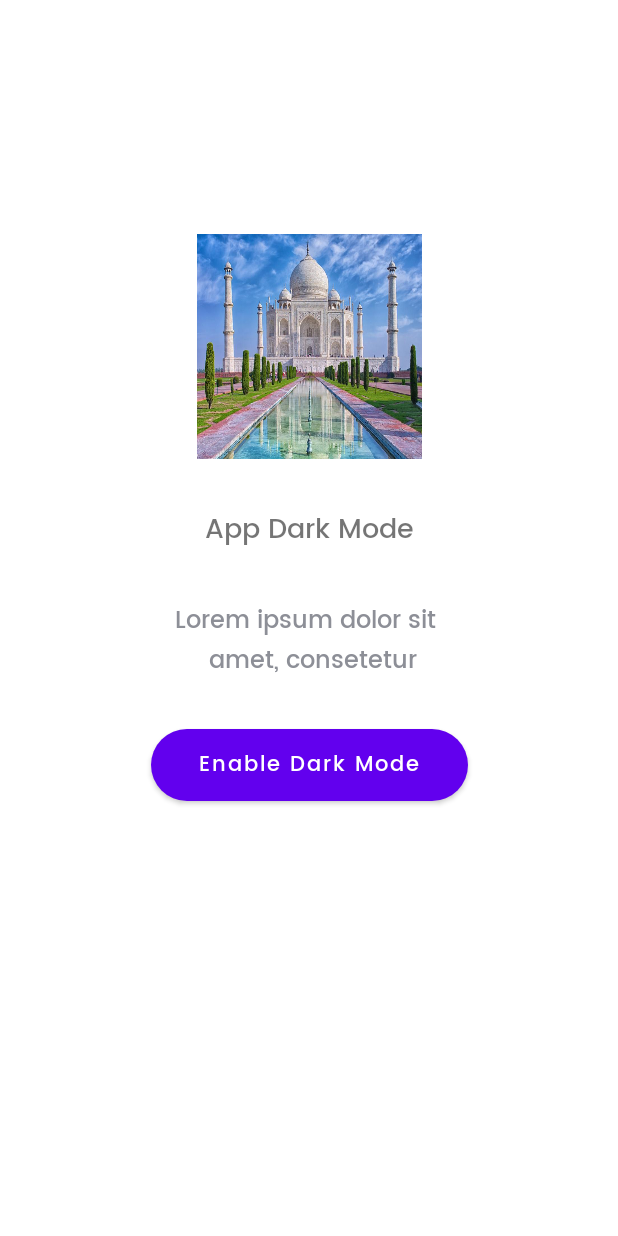
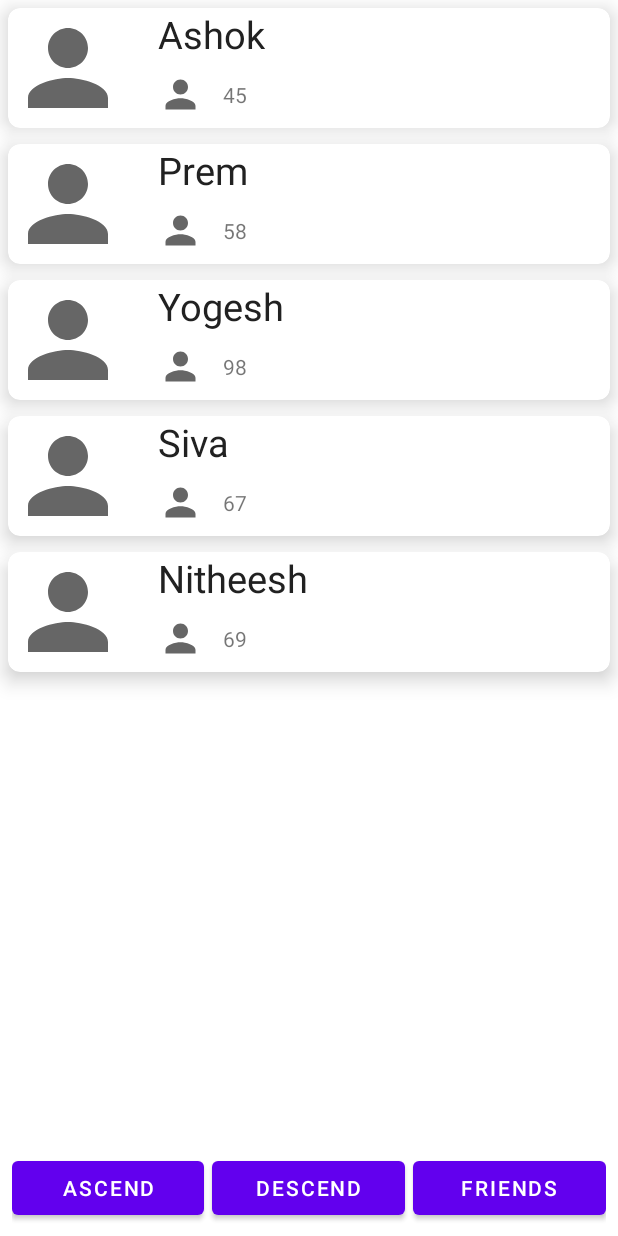
Before and after one commit to maheshwaran10/HomeProject, an Android app: the screen it shows after launch (DarkLightModeActivity before the commit, DiffUtilActivity after it), on a phone screen of 412 x 824 dp. Run offline under Robolectric (Android 15) with nearby library versions, the phone set to English and light mode, and no system bars.

Commit message:
DiffUtil Added

```diff
--- a/app/src/main/AndroidManifest.xml
+++ b/app/src/main/AndroidManifest.xml
@@ -16,6 +16,7 @@
         android:roundIcon="@mipmap/ic_launcher_round"
         android:supportsRtl="true"
         android:theme="@style/Theme.HomeProject">
+
         <activity
             android:name=".firebase.FirebaseActivityActivity"
             android:exported="false" />
@@ -48,9 +49,12 @@
             android:exported="true" />
         <activity
             android:name=".uploadImage.ImageUploadActivity"
+            android:exported="true" />
+        <activity
+            android:name=".darkmode.DarkLightModeActivity"
             android:exported="true"/>
         <activity
-            android:name=".darkmode.DarkLightModeActivity"
+            android:name=".diffutil.DiffUtilActivity"
             android:exported="true" >
             <intent-filter>
                 <action android:name="android.intent.action.MAIN" />
@@ -66,6 +70,7 @@
                 <action android:name="com.google.firebase.MESSAGING_EVENT" />
             </intent-filter>
         </service>
+
         <meta-data
             android:name="preloaded_fonts"
             android:resource="@array/preloaded_fonts" />
--- /dev/null
+++ b/app/src/main/java/com/example/homeproject/diffutil/DiffAdapter.kt
@@ -0,0 +1,43 @@
+package com.example.homeproject.diffutil
+
+import android.annotation.SuppressLint
+import android.content.Context
+import android.view.LayoutInflater
+import android.view.View
+import android.view.ViewGroup
+import android.widget.TextView
+import androidx.recyclerview.widget.DiffUtil
+import androidx.recyclerview.widget.RecyclerView
+import com.example.homeproject.R
+import org.w3c.dom.Text
+
+class DiffAdapter(val context: Context,val myList: ArrayList<DiffModel>):RecyclerView.Adapter<DiffAdapter.ViewHolder>() {
+    class ViewHolder(val view:View):RecyclerView.ViewHolder(view) {
+        val name=view.findViewById<TextView>(R.id.tvTitle)
+        val friendsCount=view.findViewById<TextView>(R.id.count)
+    }
+
+    override fun onCreateViewHolder(parent: ViewGroup, viewType: Int): ViewHolder {
+        val view=LayoutInflater.from(parent.context).inflate(R.layout.diff_item,parent,false)
+        return ViewHolder(view)
+    }
+
+    override fun onBindViewHolder(holder: ViewHolder, position: Int) {
+        holder.name.text=myList[position].name
+        holder.friendsCount.text=(" "+myList[position].friendsCount)
+    }
+
+    override fun getItemCount(): Int {
+       return myList.size
+    }
+    fun dispatch(newList: List<DiffModel>) {
+        val personDiffCallback= DiffCallback(newList,myList)
+       val diffResult: DiffUtil.DiffResult =DiffUtil.calculateDiff(personDiffCallback)
+        myList.clear()
+        myList.addAll(newList)
+        diffResult.dispatchUpdatesTo(this)
+
+    }
+
+
+}
--- /dev/null
+++ b/app/src/main/java/com/example/homeproject/diffutil/DiffCallback.kt
@@ -0,0 +1,22 @@
+package com.example.homeproject.diffutil
+
+import androidx.recyclerview.widget.DiffUtil
+
+class DiffCallback(val newList: List<DiffModel>,val oldList: List<DiffModel>): DiffUtil.Callback() {
+
+    override fun getOldListSize(): Int {
+        return oldList.size
+    }
+
+    override fun getNewListSize(): Int {
+        return newList.size
+    }
+
+    override fun areItemsTheSame(oldItemPosition: Int, newItemPosition: Int): Boolean {
+        return oldList[oldItemPosition].id==newList[newItemPosition].id
+    }
+
+    override fun areContentsTheSame(oldItemPosition: Int, newItemPosition: Int): Boolean {
+        return oldList[oldItemPosition] == newList[newItemPosition]
+    }
+}
--- /dev/null
+++ b/app/src/main/java/com/example/homeproject/diffutil/DiffModel.kt
@@ -0,0 +1,3 @@
+package com.example.homeproject.diffutil
+
+data class DiffModel (val id:Int,val name:String,val friendsCount:Int)
--- /dev/null
+++ b/app/src/main/java/com/example/homeproject/diffutil/DiffUtilActivity.kt
@@ -0,0 +1,78 @@
+
+
+
+package com.example.homeproject.diffutil
+
+import android.os.Bundle
+import android.view.View
+import android.widget.Button
+import androidx.appcompat.app.AppCompatActivity
+import androidx.recyclerview.widget.RecyclerView
+import com.example.homeproject.R
+import java.util.*
+import kotlin.Comparator
+import kotlin.collections.ArrayList
+
+
+class DiffUtilActivity : AppCompatActivity(), View.OnClickListener {
+    lateinit var diffAdapter: DiffAdapter
+    override fun onCreate(savedInstanceState: Bundle?) {
+        super.onCreate(savedInstanceState)
+        setContentView(R.layout.activity_diff_util)
+        initView()
+
+    }
+    fun getData():ArrayList<DiffModel>{
+        val diffList:ArrayList<DiffModel> = ArrayList()
+        diffList.add(DiffModel(1,"Ashok",45))
+        diffList.add(DiffModel(2,"Prem",58))
+        diffList.add(DiffModel(3,"Yogesh",98))
+        diffList.add(DiffModel(3,"Siva",67))
+        diffList.add(DiffModel(3,"Nitheesh",69))
+        return diffList
+    }
+
+
+    private fun initView() {
+        val recyclerView=findViewById<RecyclerView>(R.id.recyclerView)
+        val ascend=findViewById<Button>(R.id.asc)
+        val descend=findViewById<Button>(R.id.desc)
+        val friends=findViewById<Button>(R.id.friends)
+        diffAdapter= DiffAdapter(this,getData())
+        recyclerView.adapter=diffAdapter
+        ascend.setOnClickListener(this)
+        descend.setOnClickListener(this)
+        friends.setOnClickListener(this)
+    }
+
+
+    override fun onClick(v: View?) {
+
+        when (v!!.id) {
+            R.id.asc -> diffAdapter.dispatch(getstoredByAsc())
+            R.id.desc -> diffAdapter.dispatch(getStoredByDecc())
+            R.id.friends -> diffAdapter.dispatch(getStoredByFriends())
+        }
+
+    }
+
+    private fun getstoredByAsc(): List<DiffModel> {
+        val list:List<DiffModel> = getData()
+        Collections.sort(list,Comparator<DiffModel> { o1, o2 -> o1.name.compareTo(o2.name) })
+        return list
+
+    }
+    private fun getStoredByDecc(): List<DiffModel> {
+        val list:List<DiffModel> = getData()
+        Collections.sort(list,Comparator<DiffModel> { o1, o2 -> o2.name.compareTo(o1.name) })
+        return list
+
+    }
+    private fun getStoredByFriends(): List<DiffModel> {
+        val list:List<DiffModel> = getData()
+        Collections.sort(list,Comparator<DiffModel> { o1, o2 -> o1.friendsCount-o2.friendsCount })
+        return list
+
+    }
+
+}
--- a/app/src/main/res/drawable/ic_person.xml
+++ b/app/src/main/res/drawable/ic_person.xml
@@ -6,5 +6,5 @@
     android:tint="?attr/colorControlNormal">
   <path
       android:fillColor="@android:color/white"
-      android:pathData="M12,5.9c1.16,0 2.1,0.94 2.1,2.1s-0.94,2.1 -2.1,2.1S9.9,9.16 9.9,8s0.94,-2.1 2.1,-2.1m0,9c2.97,0 6.1,1.46 6.1,2.1v1.1L5.9,18.1L5.9,17c0,-0.64 3.13,-2.1 6.1,-2.1M12,4C9.79,4 8,5.79 8,8s1.79,4 4,4 4,-1.79 4,-4 -1.79,-4 -4,-4zM12,13c-2.67,0 -8,1.34 -8,4v3h16v-3c0,-2.66 -5.33,-4 -8,-4z"/>
+      android:pathData="M12,12c2.21,0 4,-1.79 4,-4s-1.79,-4 -4,-4 -4,1.79 -4,4 1.79,4 4,4zM12,14c-2.67,0 -8,1.34 -8,4v2h16v-2c0,-2.66 -5.33,-4 -8,-4z"/>
 </vector>
--- /dev/null
+++ b/app/src/main/res/layout/activity_diff_util.xml
@@ -0,0 +1,53 @@
+<?xml version="1.0" encoding="utf-8"?>
+<RelativeLayout
+    xmlns:android="http://schemas.android.com/apk/res/android"
+    xmlns:app="http://schemas.android.com/apk/res-auto"
+    xmlns:tools="http://schemas.android.com/tools"
+    android:layout_width="match_parent"
+    android:layout_height="match_parent"
+    android:orientation="vertical"
+    tools:context=".diffutil.DiffUtilActivity">
+
+    <androidx.recyclerview.widget.RecyclerView
+        android:id="@+id/recyclerView"
+        android:layout_width="match_parent"
+        android:layout_height="match_parent"
+        android:layout_above="@+id/bottomItems"
+        android:layout_alignParentTop="true"
+        app:layoutManager="androidx.recyclerview.widget.LinearLayoutManager" />
+
+    <LinearLayout
+        android:id="@+id/bottomItems"
+        android:layout_width="match_parent"
+        android:layout_height="wrap_content"
+        android:layout_alignParentBottom="true"
+        android:orientation="horizontal"
+        android:weightSum="3"
+        android:padding="8dp">
+
+        <Button
+            android:id="@+id/asc"
+            android:layout_width="0dp"
+            android:layout_weight="1"
+            android:text="Ascend"
+            android:layout_marginEnd="@dimen/f_5"
+            android:layout_height="wrap_content"/>
+        <Button
+            android:id="@+id/desc"
+            android:layout_width="0dp"
+            android:layout_weight="1"
+            android:text="descend"
+            android:layout_height="wrap_content"/>
+
+        <Button
+            android:id="@+id/friends"
+            android:layout_width="0dp"
+            android:layout_weight="1"
+            android:text="friends"
+            android:layout_marginStart="@dimen/f_5"
+            android:layout_height="wrap_content"/>
+
+    </LinearLayout>
+
+
+</RelativeLayout>
--- /dev/null
+++ b/app/src/main/res/layout/diff_item.xml
@@ -0,0 +1,60 @@
+<?xml version="1.0" encoding="utf-8"?>
+<androidx.cardview.widget.CardView
+    xmlns:android="http://schemas.android.com/apk/res/android"
+    android:layout_width="match_parent"
+    android:layout_height="wrap_content"
+    xmlns:app="http://schemas.android.com/apk/res-auto"
+    app:cardCornerRadius="8dp"
+    app:cardElevation="8dp"
+    android:layout_margin="5dp">
+
+    <androidx.constraintlayout.widget.ConstraintLayout
+        android:layout_width="match_parent"
+        android:layout_height="wrap_content">
+        <ImageView
+            android:id="@+id/imageView"
+            android:layout_width="0dp"
+            android:layout_height="0dp"
+            app:layout_constraintWidth_percent=".2"
+            app:layout_constraintDimensionRatio="1:1"
+            app:layout_constraintBottom_toBottomOf="parent"
+            app:layout_constraintTop_toTopOf="parent"
+            app:layout_constraintLeft_toLeftOf="parent"
+            android:src="@drawable/ic_person"
+            />
+
+        <TextView
+            android:id="@+id/tvTitle"
+            android:layout_width="0dp"
+            android:layout_height="wrap_content"
+            app:layout_constraintStart_toEndOf="@+id/imageView"
+            app:layout_constraintEnd_toEndOf="parent"
+            app:layout_constraintTop_toTopOf="parent"
+            android:textSize="25sp"
+            android:fontFamily="sans-serif"
+            android:textColor="#212121"
+            android:layout_marginStart="20dp"
+            android:text="mahesh"
+            android:layout_marginLeft="10dp" />
+
+        <ImageView
+            android:id="@+id/imageView3"
+            android:layout_width="30dp"
+            android:layout_height="30dp"
+            android:layout_marginLeft="20dp"
+            android:src="@drawable/ic_person"
+            app:layout_constraintBottom_toBottomOf="parent"
+            app:layout_constraintStart_toEndOf="@+id/imageView"
+            app:layout_constraintTop_toBottomOf="@+id/tvTitle" />
+
+        <TextView
+            android:id="@+id/count"
+            android:layout_width="wrap_content"
+            android:layout_height="wrap_content"
+            android:text="66"
+            app:layout_constraintBottom_toBottomOf="parent"
+            android:layout_marginLeft="10dp"
+            app:layout_constraintStart_toEndOf="@+id/imageView3"
+            app:layout_constraintTop_toBottomOf="@+id/tvTitle" />
+    </androidx.constraintlayout.widget.ConstraintLayout>
+</androidx.cardview.widget.CardView>
```
